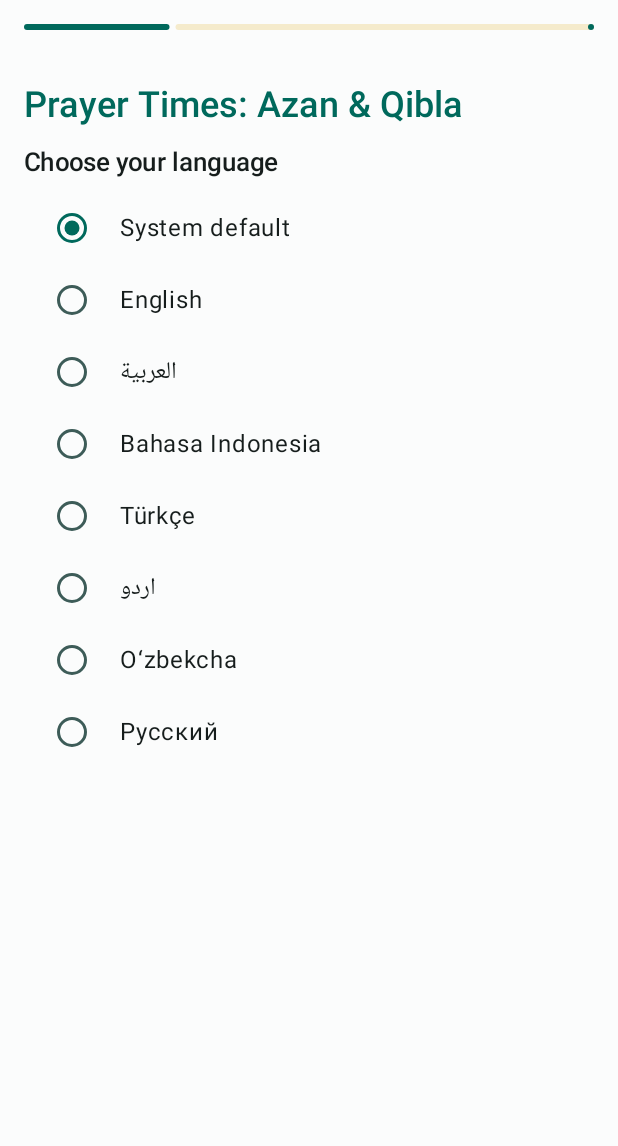
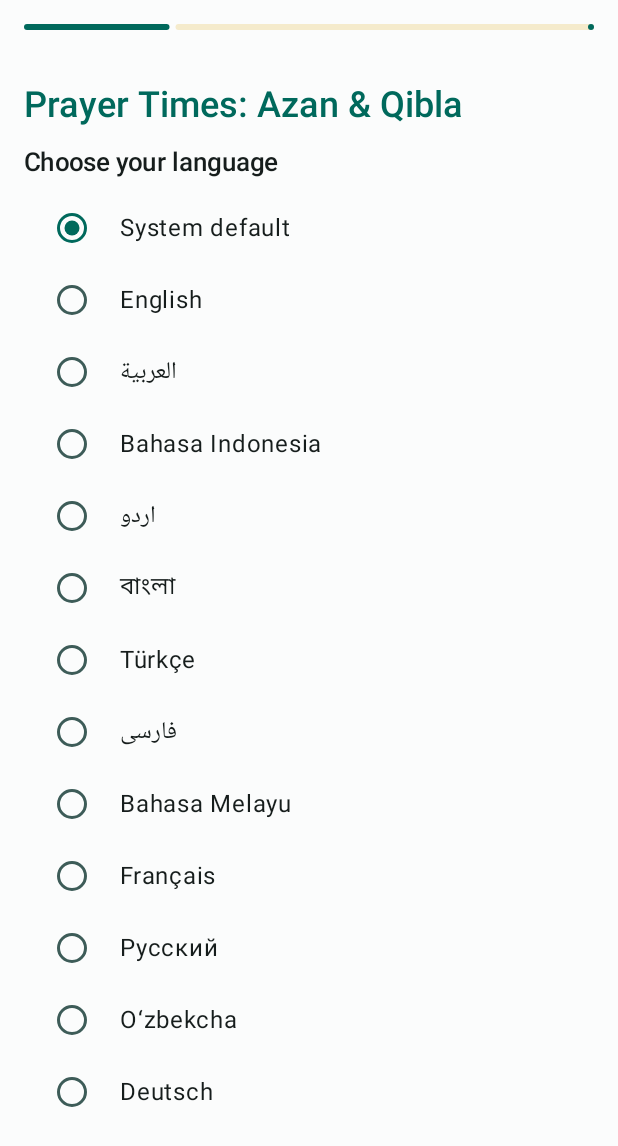
Before and after one commit to xorazmshoh1/prayerGlobal, an Android app built with Jetpack Compose: the screen it shows after launch (MainActivity), on a phone screen of 412 x 824 dp. Shown: the top 1146 px of the screen. Run offline under Robolectric (Android 15) with nearby library versions, the phone set to English and light mode, and no system bars; our stand-ins replace AdMob, Dagger/Hilt's generated code, Room's generated code; pictures from the network do not load; 3 statements that could not run were skipped.

```diff
--- a/app-namoz/src/main/java/uz/xumoyun/namoz/ui/Labels.kt
+++ b/app-namoz/src/main/java/uz/xumoyun/namoz/ui/Labels.kt
@@ -109,13 +109,18 @@ object TimeFormat {
     fun currentLocale(context: Context): Locale = context.resources.configuration.locales[0]
 }
 
-/** Qo'llab-quvvatlanadigan tillar (TZ: avval 5 til + o'zbek va rus). */
+/** Qo'llab-quvvatlanadigan 12 til (TZ: "Tillar va lokalizatsiya"). RTL: ar, ur, fa. */
 val SupportedLanguages = listOf(
     "en" to "English",
     "ar" to "العربية",
     "id" to "Bahasa Indonesia",
+    "ur" to "اردو",
+    "bn" to "বাংলা",
     "tr" to "Türkçe",
-    "ur" to "اردو",
+    "fa" to "فارسی",
+    "ms" to "Bahasa Melayu",
+    "fr" to "Français",
+    "ru" to "Русский",
     "uz" to "O‘zbekcha",
-    "ru" to "Русский",
+    "de" to "Deutsch",
 )
--- /dev/null
+++ b/core-ads/src/main/AndroidManifest.xml
@@ -0,0 +1,6 @@
+<?xml version="1.0" encoding="utf-8"?>
+<manifest xmlns:android="http://schemas.android.com/apk/res/android">
+    <!-- Reklama yuklash uchun. -->
+    <uses-permission android:name="android.permission.INTERNET" />
+    <uses-permission android:name="android.permission.ACCESS_NETWORK_STATE" />
+</manifest>
```
Also changed, not shown: 6 other files.
